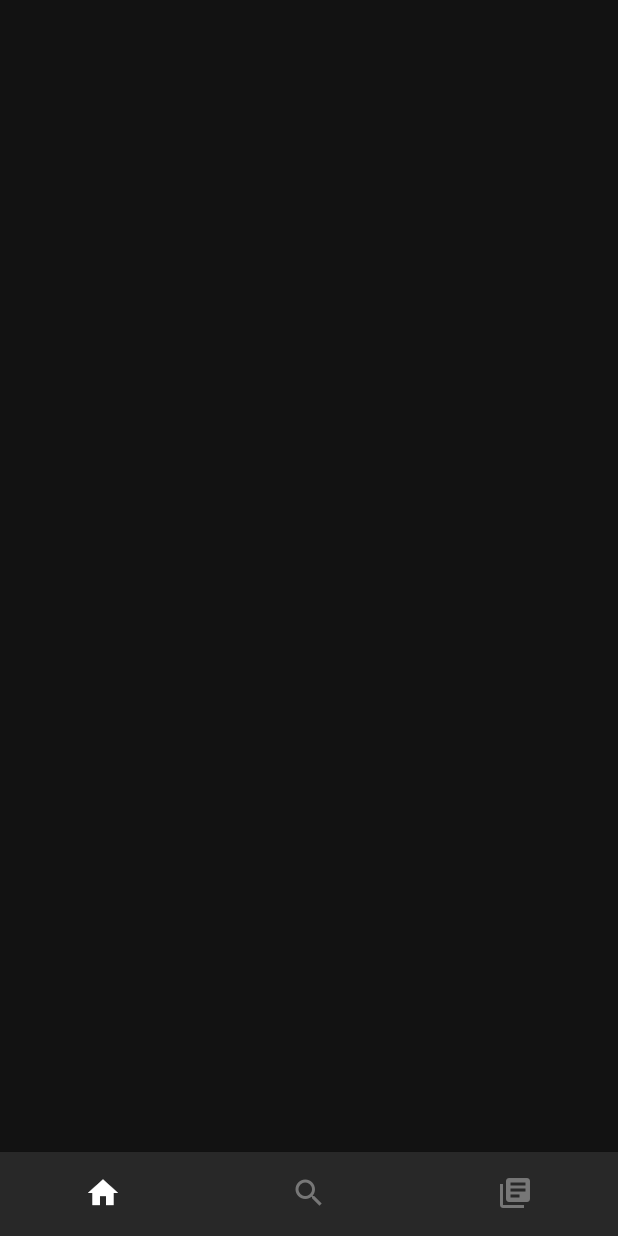
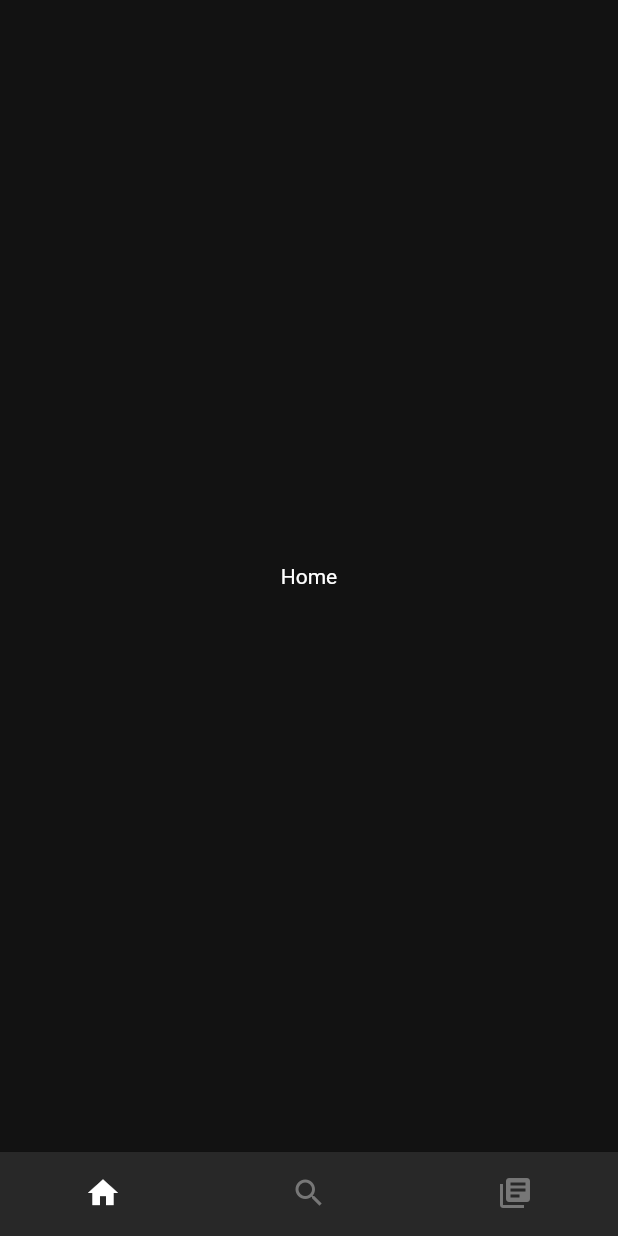
Before and after one commit to clubgamma/Spotify-UI-Clone-Flutter, a Flutter app: the screen it shows after launch, on a phone screen of 412 x 824 dp. Run offline on Flutter 3.47's test engine with Material 2 defaults, Android fonts, the phone set to English and light mode, and no system bars.

Commit message:
added a small homescren example

```diff
--- a/lib/src/screens/home_screen.dart
+++ b/lib/src/screens/home_screen.dart
@@ -0,0 +1,15 @@
+import 'package:flutter/material.dart';
+
+class HomeScreen extends StatelessWidget {
+  @override
+  Widget build(BuildContext context) {
+    return Container(
+      child: Center(
+        child: Text(
+          'Home',
+          style: TextStyle(color: Colors.white),
+        ),
+      ),
+    );
+  }
+}
--- a/lib/src/screens/tab_bar.dart
+++ b/lib/src/screens/tab_bar.dart
@@ -1,4 +1,5 @@
 import 'package:flutter/material.dart';
+import 'package:spotify_ui_clone/src/screens/home_screen.dart';
 
 class TabBarScreen extends StatefulWidget {
   @override
@@ -6,17 +7,19 @@ class TabBarScreen extends StatefulWidget {
 }
 
 class _TabBarScreenState extends State<TabBarScreen> {
-
-
-
   int _currentIndex;
 
-   @override
+  List<Widget> _pageList = [
+    HomeScreen(),
+    HomeScreen(),
+    HomeScreen(),
+  ];
+
+  @override
   void initState() {
     super.initState();
-    _currentIndex=0;
+    _currentIndex = 0;
   }
-
 
   _onPageSelected(int index) {
     setState(() {
@@ -28,7 +31,7 @@ class _TabBarScreenState extends State<TabBarScreen> {
   Widget build(BuildContext context) {
     return Scaffold(
       body: SafeArea(
-        child: Container(),
+        child: _pageList[_currentIndex],
       ),
       bottomNavigationBar: BottomNavigationBar(
         type: BottomNavigationBarType.fixed,
```
